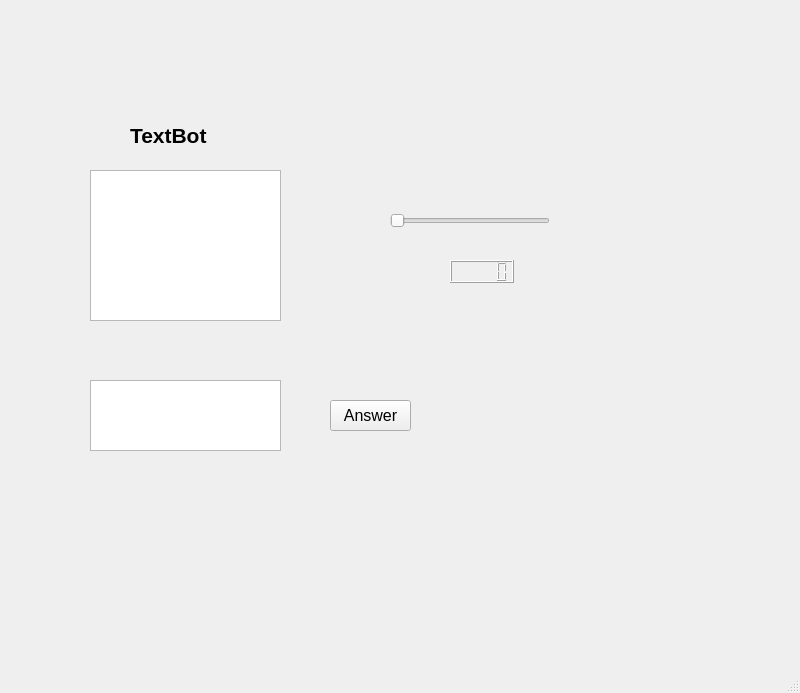
SAOFastAcquisition/Fast_Acquisition_Bin_Base, file Interfase/Window_D.ui: the form before one commit.
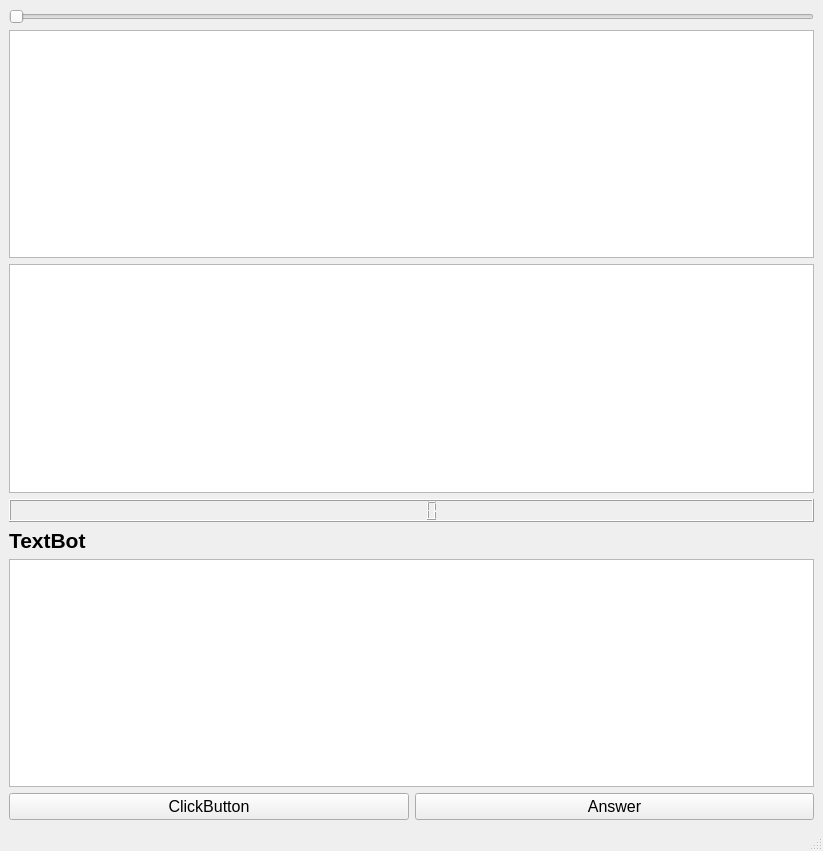
The form after the commit.

Commit message: Добавлены начальные файли графичекского интерфейса

```diff
--- a/Interfase/Window_D.ui
+++ b/Interfase/Window_D.ui
@@ -6,64 +6,33 @@
    <rect>
     <x>0</x>
     <y>0</y>
-    <width>800</width>
-    <height>693</height>
+    <width>823</width>
+    <height>851</height>
    </rect>
   </property>
   <property name="windowTitle">
    <string>MainWindow</string>
   </property>
   <widget class="QWidget" name="centralwidget">
-   <widget class="QPushButton" name="pushButton">
-    <property name="geometry">
-     <rect>
-      <x>330</x>
-      <y>400</y>
-      <width>81</width>
-      <height>31</height>
-     </rect>
-    </property>
-    <property name="font">
-     <font>
-      <pointsize>12</pointsize>
-     </font>
-    </property>
-    <property name="text">
-     <string>Answer</string>
-    </property>
-   </widget>
-   <widget class="QTextEdit" name="textEdit">
-    <property name="geometry">
-     <rect>
-      <x>90</x>
-      <y>170</y>
-      <width>191</width>
-      <height>151</height>
-     </rect>
-    </property>
-   </widget>
+   <layout class="QVBoxLayout" name="verticalLayout">
+    <item>
    <widget class="QSlider" name="horizontalSlider">
-    <property name="geometry">
-     <rect>
-      <x>390</x>
-      <y>210</y>
-      <width>160</width>
-      <height>22</height>
-     </rect>
-    </property>
     <property name="orientation">
      <enum>Qt::Horizontal</enum>
     </property>
    </widget>
+    </item>
+    <item>
+     <widget class="QTextEdit" name="textEdit"/>
+    </item>
+    <item>
+     <widget class="QListWidget" name="listWidget"/>
+    </item>
+    <item>
+     <widget class="QLCDNumber" name="lcdNumber"/>
+    </item>
+    <item>
    <widget class="QLabel" name="label">
-    <property name="geometry">
-     <rect>
-      <x>130</x>
-      <y>120</y>
-      <width>91</width>
-      <height>31</height>
-     </rect>
-    </property>
     <property name="font">
      <font>
       <pointsize>16</pointsize>
@@ -75,26 +44,39 @@
      <string>TextBot</string>
     </property>
    </widget>
-   <widget class="QTextEdit" name="textEdit_2">
-    <property name="geometry">
-     <rect>
-      <x>90</x>
-      <y>380</y>
-      <width>191</width>
-      <height>71</height>
-     </rect>
-    </property>
-   </widget>
-   <widget class="QLCDNumber" name="lcdNumber">
-    <property name="geometry">
-     <rect>
-      <x>450</x>
-      <y>260</y>
-      <width>64</width>
-      <height>23</height>
-     </rect>
-    </property>
-   </widget>
+    </item>
+    <item>
+     <widget class="QTextEdit" name="textEdit_2"/>
+    </item>
+    <item>
+     <layout class="QHBoxLayout" name="horizontalLayout">
+      <item>
+       <widget class="QPushButton" name="btnBrowse">
+        <property name="font">
+         <font>
+          <pointsize>12</pointsize>
+         </font>
+        </property>
+        <property name="text">
+         <string>ClickButton</string>
+        </property>
+       </widget>
+      </item>
+      <item>
+       <widget class="QPushButton" name="pushButton">
+        <property name="font">
+         <font>
+          <pointsize>12</pointsize>
+         </font>
+        </property>
+        <property name="text">
+         <string>Answer</string>
+        </property>
+       </widget>
+      </item>
+     </layout>
+    </item>
+   </layout>
   </widget>
   <widget class="QMenuBar" name="menubar">
    <property name="geometry">
```
Left out of the diff: 2 changed lines with no effect on the pictures. Lines whose indentation alone changed are shown as unchanged. The commit also changes 3 other files.
